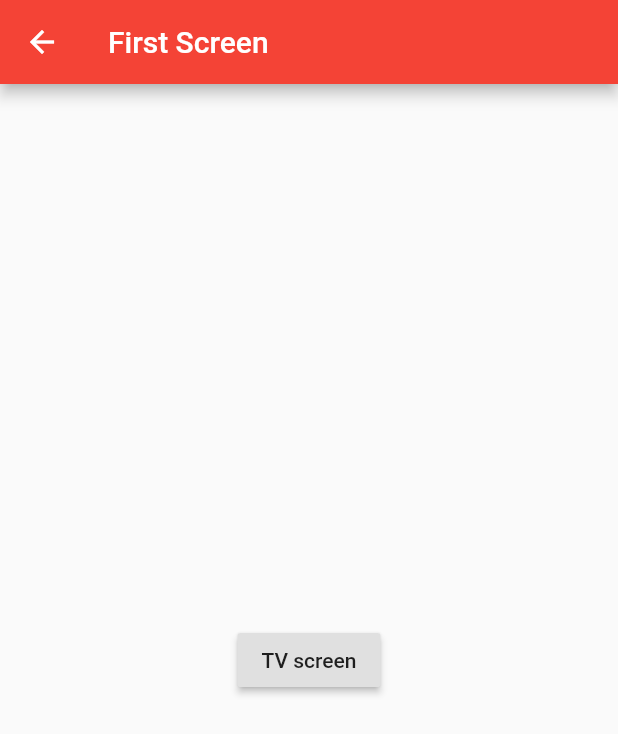
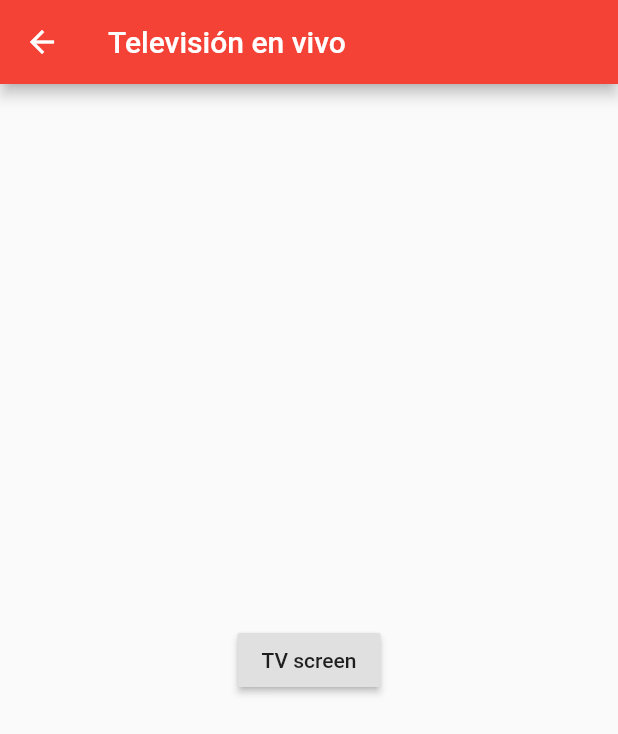
Before and after one commit to Jenny-Ha/cna-app, a Flutter app: the screen it shows after launch, after a tap on "Televisión en Vivo", on a phone screen of 412 x 824 dp. Shown: the top 734 px of the screen. Run offline on Flutter 3.47's test engine with Material 2 defaults, Android fonts, the phone set to English and light mode, and no system bars.

Commit message:
#1 5 Fix redirectionality

```diff
--- a/lib/screens/home.dart
+++ b/lib/screens/home.dart
@@ -78,7 +78,6 @@ class _ServiceTile extends StatelessWidget {
       child: new InkWell(
         onTap: () {
           if (route.contains('http')) {
-            print('Si es http ' + route);
             _launchURL(route);
           } else {
             Navigator.pushNamed(context, route);
--- a/lib/screens/liveRadio.dart
+++ b/lib/screens/liveRadio.dart
@@ -6,7 +6,7 @@ class LiveRadio extends StatelessWidget {
   Widget build(BuildContext context) {
     return Scaffold(
       appBar: AppBar(
-        title: Text('First Screen'),
+        title: Text('Radio en vivo'),
       ),
       body: Center(
         child: RaisedButton(
--- a/lib/screens/liveTV.dart
+++ b/lib/screens/liveTV.dart
@@ -6,7 +6,7 @@ class LiveTV extends StatelessWidget {
   Widget build(BuildContext context) {
     return Scaffold(
       appBar: AppBar(
-        title: Text('First Screen'),
+        title: Text('Televisión en vivo'),
       ),
       body: Center(
         child: RaisedButton(
--- a/lib/screens/newspapers.dart
+++ b/lib/screens/newspapers.dart
@@ -6,13 +6,13 @@ class Newspapers extends StatelessWidget {
   Widget build(BuildContext context) {
     return Scaffold(
       appBar: AppBar(
-        title: Text('First Screen'),
+        title: Text('Periódicos'),
       ),
       body: Center(
         child: RaisedButton(
           child: Text('Newspapers screen'),
           onPressed: () {
-            // Navigate to second screen when tapped!
+            // Navigate to Periódicos when tapped!
           },
         ),
       ),
--- a/lib/screens/phones.dart
+++ b/lib/screens/phones.dart
@@ -6,13 +6,13 @@ class Phones extends StatelessWidget {
   Widget build(BuildContext context) {
     return Scaffold(
       appBar: AppBar(
-        title: Text('First Screen'),
+        title: Text('Teléfonos de Emergencia'),
       ),
       body: Center(
         child: RaisedButton(
           child: Text('Phones screen'),
           onPressed: () {
-              Navigator.of(context).pop(true);
+              Navigator.pop(context);
           },
         ),
       ),
--- a/lib/screens/poll.dart
+++ b/lib/screens/poll.dart
@@ -6,11 +6,11 @@ class Poll extends StatelessWidget {
   Widget build(BuildContext context) {
     return Scaffold(
       appBar: AppBar(
-        title: Text('First Screen'),
+        title: Text('La Encuesta'),
       ),
       body: Center(
         child: RaisedButton(
-          child: Text('Poll screen'),
+          child: Text('Poll Encuesta'),
           onPressed: () {
             // Navigate to second screen when tapped!
           },
--- a/lib/screens/radios.dart
+++ b/lib/screens/radios.dart
@@ -6,7 +6,7 @@ class Radios extends StatelessWidget {
   Widget build(BuildContext context) {
     return Scaffold(
       appBar: AppBar(
-        title: Text('First Screen'),
+        title: Text('Radios'),
       ),
       body: Center(
         child: RaisedButton(
--- a/lib/screens/services.dart
+++ b/lib/screens/services.dart
@@ -6,7 +6,7 @@ class Services extends StatelessWidget {
   Widget build(BuildContext context) {
     return Scaffold(
       appBar: AppBar(
-        title: Text('First Screen'),
+        title: Text('Servicios'),
       ),
       body: Center(
         child: RaisedButton(
--- a/lib/screens/socials.dart
+++ b/lib/screens/socials.dart
@@ -6,7 +6,7 @@ class Socials extends StatelessWidget {
   Widget build(BuildContext context) {
     return Scaffold(
       appBar: AppBar(
-        title: Text('First Screen'),
+        title: Text('Servicios'),
       ),
       body: Center(
         child: RaisedButton(
```
